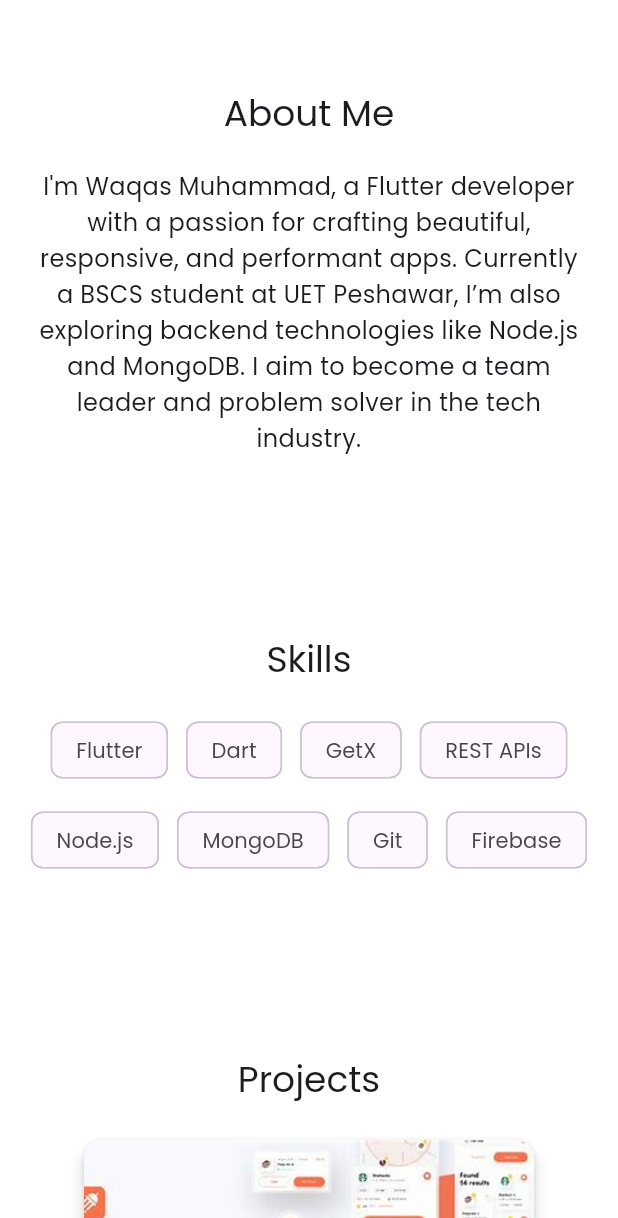
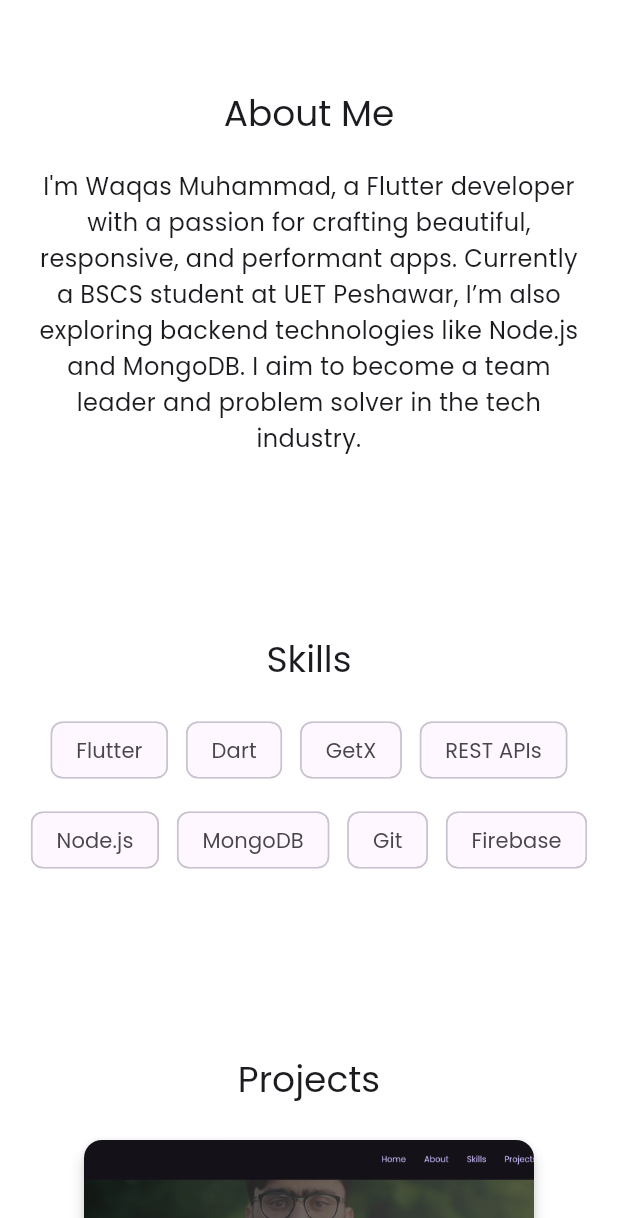
Before and after one commit to IamWaqasMuhammad/Flutter-My-Portfolio, a Flutter app: the screen it shows after launch, scrolled down 576 dp, on a phone screen of 412 x 824 dp, the part 18-1236 px from its top. Run offline on Flutter 3.47's test engine with Material 3 defaults, Android fonts, the phone set to English and light mode, and no system bars; our stand-ins replace get.

```diff
--- a/lib/widgets/nav_bar.dart
+++ b/lib/widgets/nav_bar.dart
@@ -76,11 +76,13 @@ class _NavBarState extends State<NavBar> {
         /// Logo + Name
         Row(
           children: [
-            Image.asset('assets/images/profile.png', height: 32),
+            CircleAvatar(
+              backgroundImage:  AssetImage('assets/images/profile.png'),
+            ),
             const SizedBox(width: 8),
             const Text(
               "Waqas",
-              style: TextStyle(fontSize: 24, fontWeight: FontWeight.bold),
+              style: TextStyle(fontSize: 24, fontFamily: 'Poppins', fontWeight: FontWeight.bold),
             ),
           ],
         ),
--- a/lib/widgets/projects_section.dart
+++ b/lib/widgets/projects_section.dart
@@ -14,15 +14,33 @@ class ProjectsSection extends StatelessWidget {
 
     final projects = [
       {
-        'title': 'E-commerce App',
-        'description': 'A complete Flutter e-commerce app using GetX.',
-        'image': 'assets/images/food hub.jpeg',
+        'title': 'Flutter Portfolio Website',
+        'description': 'My own portfolio built with Flutter and GetX.',
+        'image': 'assets/images/portfolio.png',
         'url': 'https://github.com/yourusername/ecommerce-app'
       },
       {
-        'title': 'Portfolio Website',
-        'description': 'My own portfolio built with Flutter and GetX.',
+        'title': 'Food Hub App UI',
+        'description': 'Food Hub App UI with few screens',
+        'image': 'assets/images/food hub.jpeg',
+        'url': 'https://github.com/yourusername/portfolio-app'
+      },
+      {
+        'title': 'Coffee Shop App UI',
+        'description': 'Coffee shop App UI with few screens',
         'image': 'assets/images/coffee shop.jpeg',
+        'url': 'https://github.com/yourusername/portfolio-app'
+      },
+      {
+        'title': 'WhatsApp App UI',
+        'description': 'Complete WhatsApp UI Clone',
+        'image': 'assets/images/food hub.jpeg',
+        'url': 'https://github.com/yourusername/portfolio-app'
+      },
+      {
+        'title': 'Calculator App UI',
+        'description': 'Calculator for Arithmetic Operation',
+        'image': 'assets/images/calculator.jpeg',
         'url': 'https://github.com/yourusername/portfolio-app'
       },
     ];
--- a/lib/widgets/skills_section.dart
+++ b/lib/widgets/skills_section.dart
@@ -19,6 +19,7 @@ class SkillsSection extends StatelessWidget {
       key: nav.sectionKeys['skills'],
       padding: const EdgeInsets.symmetric(vertical: 60, horizontal: 20),
       width: double.infinity,
+
       child: Column(
         crossAxisAlignment: CrossAxisAlignment.center,
         children: [
--- a/lib/widgets/social_row.dart
+++ b/lib/widgets/social_row.dart
@@ -18,15 +18,15 @@ class SocialRow extends StatelessWidget {
         IconButton(
             icon: const Icon(Icons.code),
             tooltip: "GitHub",
-            onPressed: () => _launch("https://github.com/yourusername")),
+            onPressed: () => _launch("https://github.com/IamWaqasMuhammad")),
         IconButton(
             icon: const Icon(Icons.business),
             tooltip: "LinkedIn",
-            onPressed: () => _launch("https://linkedin.com/in/yourprofile")),
+            onPressed: () => _launch("https://www.linkedin.com/in/waqas-muhammad-0ba609290/")),
         IconButton(
             icon: const Icon(Icons.email),
             tooltip: "Email",
-            onPressed: () => _launch("mailto:your@email.com")),
+            onPressed: () => _launch("mailto:waqasmuhammad5254@email.com")),
       ],
     );
   }
```
Also changed, not shown: assets/images/portfolio.png (added).
